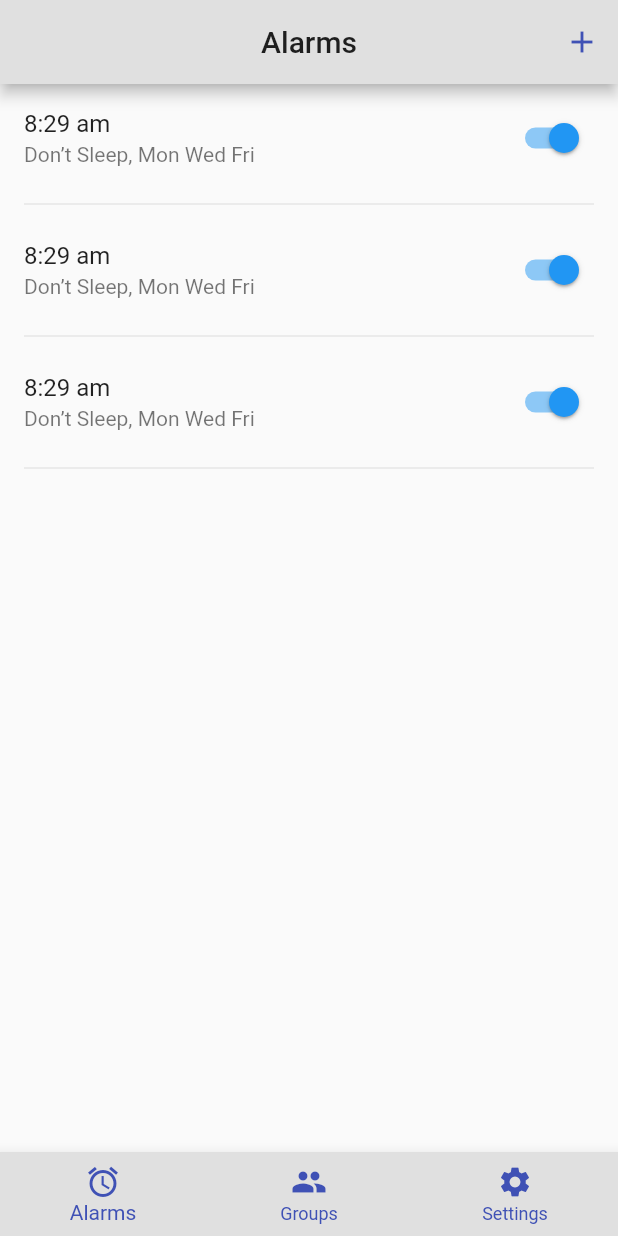
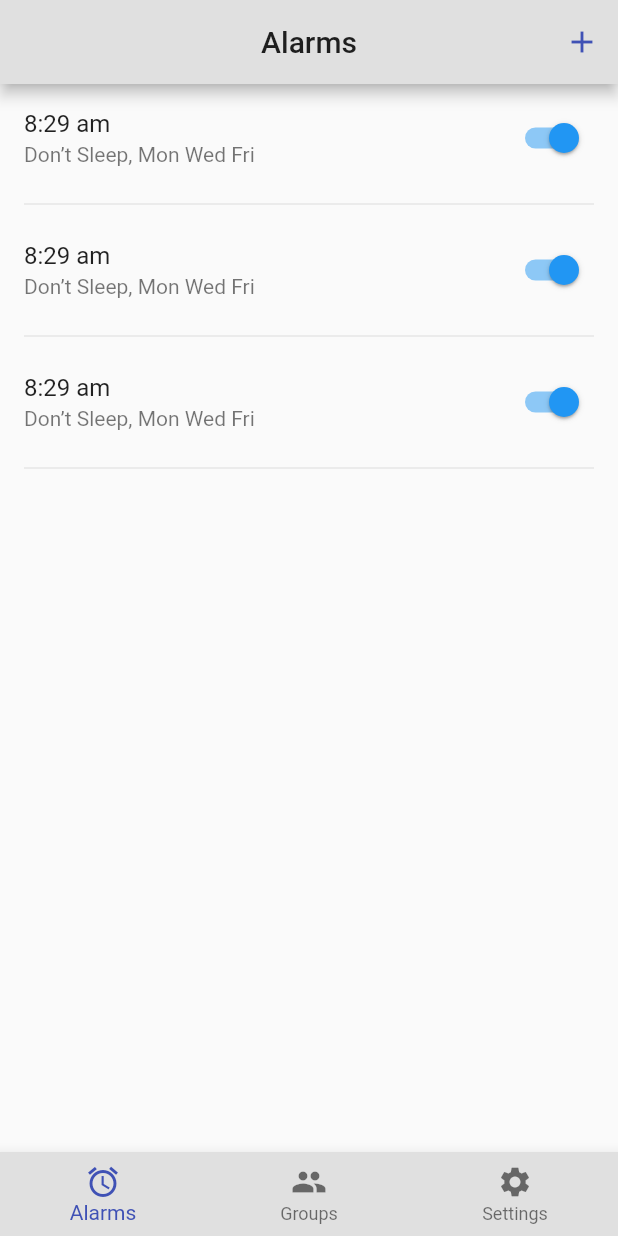
Before and after one commit to Fedor-Bystrov/project_alarm_clock, a Flutter app: the screen it shows after launch, on a phone screen of 412 x 824 dp. Run offline on Flutter 3.47's test engine with Material 2 defaults, Android fonts, the phone set to English and light mode, and no system bars.

Commit message:
fix unselectedItemColor

```diff
--- a/lib/component/common_bottom_nav_bar.dart
+++ b/lib/component/common_bottom_nav_bar.dart
@@ -6,7 +6,7 @@ class CommonBottomNavigationBar extends StatelessWidget {
   Widget build(BuildContext context) {
     return BottomNavigationBar(
         selectedItemColor: CommonColors.accentColor,
-        unselectedItemColor: CommonColors.accentColor,
+        unselectedItemColor: CommonColors.blackInactive,
         backgroundColor: CommonColors.primaryColor,
         items: const <BottomNavigationBarItem>[
           BottomNavigationBarItem(
```
